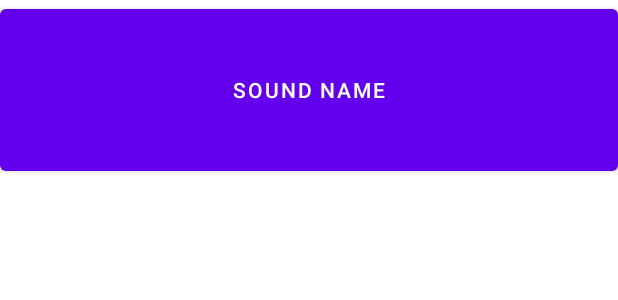
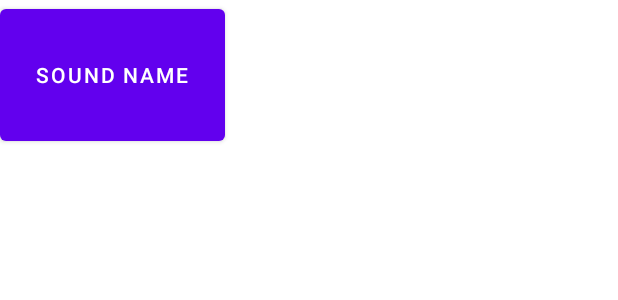
Before and after one commit to Spirit1489/MVVM_Beat, an Android app: the layout list_item_sound.xml on its own in the app's theme, with its tools: preview values and no code run, on a phone screen of 412 x 824 dp. Shown: the top 300 px of the screen. Run offline under Robolectric (Android 15) with nearby library versions, the phone set to English and light mode, and no system bars.

Commit message:
DataBinding, textButton

```diff
--- a/app/src/main/res/layout/list_item_sound.xml
+++ b/app/src/main/res/layout/list_item_sound.xml
@@ -2,17 +2,19 @@
 <layout xmlns:android="http://schemas.android.com/apk/res/android"
     xmlns:tools="http://schemas.android.com/tools">
 
-    <!--    <data>-->
-    <!--        <variable-->
-    <!--            name="viewModel"-->
-    <!--            type="ru.spiritblog.beatbox.SoundViewModel" />-->
+    <data>
 
-    <!--    </data>-->
+        <variable
+            name="viewModel"
+            type="ru.spiritblog.mvvm_beat.SoundViewModel" />
+
+    </data>
 
 
     <Button
-        android:layout_width="match_parent"
-        android:layout_height="120dp"
+        android:layout_width="150dp"
+        android:layout_height="100dp"
+        android:text="@{viewModel.title}"
         tools:text="Sound name" />
 
 
```
Also changed, not shown: app/src/main/java/ru/spiritblog/mvvm_beat/MainActivity.kt (+19 -0 lines), app/src/main/java/ru/spiritblog/mvvm_beat/SoundViewModel.kt (added, +19 -0 lines).
